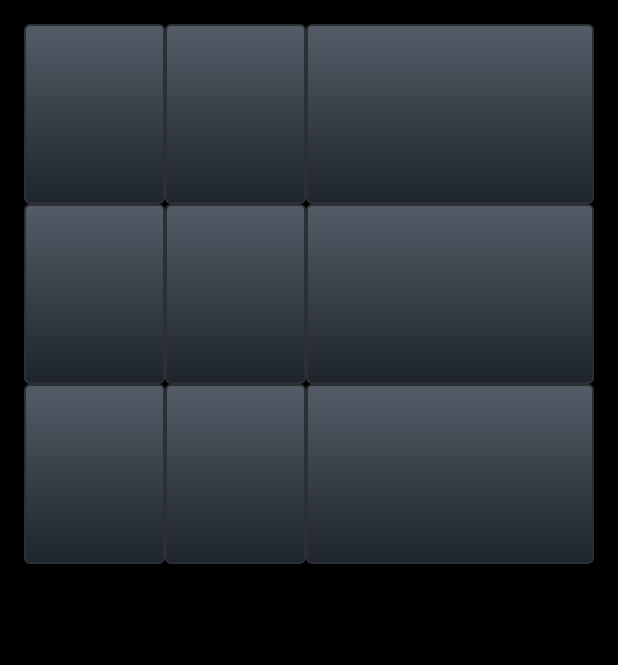
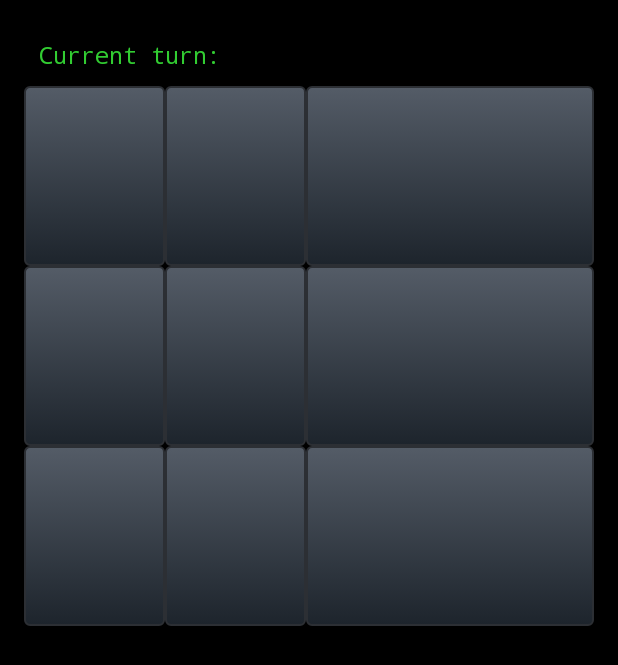
Before and after one commit to Earthblood/Toe, an Android app: the layout activity_game.xml on its own in the app's theme, with its tools: preview values and no code run, on a phone screen of 412 x 824 dp. Shown: the top 665 px of the screen. Run offline under Robolectric (Android 15) with nearby library versions, the phone set to English and light mode, and no system bars.

Commit message:
Updating the current turn in the UI; some enhanced styling as well

```diff
--- a/app/src/main/res/layout/activity_game.xml
+++ b/app/src/main/res/layout/activity_game.xml
@@ -13,11 +13,23 @@
                 tools:context="com.earthblood.tictactoe.activity.GameActivity">
 
 
+    <TextView
+        android:id="@+id/message_turn_indicator"
+        android:text="@string/message_turn_indicator"
+        style="@style/statusTextLabel" />
+
+    <TextView
+        android:id="@+id/message_turn_indicator_value"
+        android:layout_toRightOf="@+id/message_turn_indicator"
+        android:layout_alignBaseline="@+id/message_turn_indicator"
+        style="@style/statusTextBig" />
+
     <android.support.v7.widget.GridLayout
                android:id="@+id/game_grid_layout"
                android:layout_width="fill_parent"
                android:layout_height="fill_parent"
                android:gravity="center"
+               android:layout_below="@+id/message_turn_indicator"
                grid:rowCount="3"
                grid:columnCount="3"
                grid:alignmentMode="alignBounds"
--- a/app/src/main/res/values/strings.xml
+++ b/app/src/main/res/values/strings.xml
@@ -8,6 +8,7 @@
     <string name="number_1">1</string>
     <string name="number_2">2</string>
     <string name="message_you_will_be">You: X Android: O</string>
+    <string name="message_turn_indicator">Current turn: </string>
     <string name="label_coin_toss">Toss a Coin</string>
     <string name="who_goes_first">%s goes first!</string>
     <string name="button_start_game">Play!</string>
--- a/app/src/main/res/values/styles.xml
+++ b/app/src/main/res/values/styles.xml
@@ -17,4 +17,20 @@
         <item name="android:background">@drawable/custom_btn_toe</item>
         <item name="android:padding">10dip</item>
     </style>
+
+    <style name="statusTextLabel" parent="@android:style/TextAppearance.Medium">
+        <item name="android:layout_width">wrap_content</item>
+        <item name="android:layout_height">wrap_content</item>
+        <item name="android:textColor">@color/LimeGreen</item>
+        <item name="android:typeface">monospace</item>
+        <item name="android:textSize">15sp</item>
+        <item name="android:layout_margin">10sp</item>
+    </style>
+
+    <style name="statusTextBig" parent="@style/statusTextLabel">
+        <item name="android:textSize">30sp</item>
+        <item name="android:textStyle">bold</item>
+        <item name="android:textColor">@color/WhiteSmoke</item>
+    </style>
+
 </resources>
```
Also changed, not shown: app/src/main/java/com/earthblood/tictactoe/activity/GameActivity.java (+26 -2 lines), app/src/main/java/com/earthblood/tictactoe/engine/ToeGame.java (+8 -0 lines), app/src/main/java/com/earthblood/tictactoe/engine/ToeGameListener.java (added, +11 -0 lines), app/src/main/java/com/earthblood/tictactoe/exception/ToeGameException.java (added, +21 -0 lines), 1 other file.
